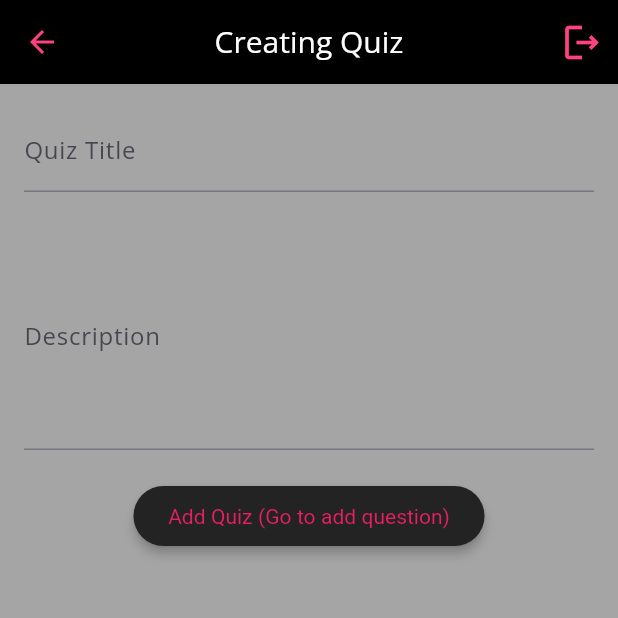
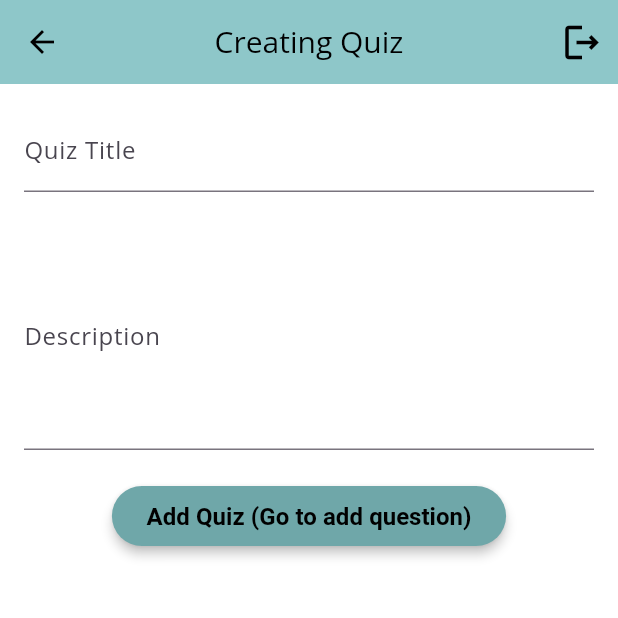
Before and after one commit to rapunschel/quizme, a Flutter app: the screen it shows once a user with an empty profile is signed in, after a tap on "Create Quiz", on a phone screen of 412 x 824 dp, the top half of it. Run offline on Flutter 3.47's test engine with Material 2 defaults, Android fonts, the phone set to English and light mode, and no system bars; our stand-ins replace animate_do, awesome_dialog, cloud_firestore, community_material_icon, firebase_auth, firebase_core and 1 more; accounts and stored records are empty.

Commit message:
Fixed styling: Can now change colors in app_theme.dart

```diff
--- a/lib/screens/home_screen.dart
+++ b/lib/screens/home_screen.dart
@@ -62,10 +62,15 @@ class _HomeScreenState extends State<HomeScreen> {
   }
 
   Column loadScreenContents() {
+    double roundedBorder = 16.0;
     return Column(
       children: [
         Padding(
-          padding: const EdgeInsets.all(16.0),
+          padding: EdgeInsets.all(roundedBorder),
+          child: Material(
+            shape: OutlineInputBorder(
+              borderRadius: BorderRadius.circular(roundedBorder),
+            ),
             child: SizedBox(
               width: 500.0,
               child: ConstrainedBox(
@@ -79,7 +84,8 @@ class _HomeScreenState extends State<HomeScreen> {
                     //filled: true,
                     //fillColor: const Color.fromARGB(255, 224, 219, 219),
                     border: OutlineInputBorder(
-                    borderRadius: BorderRadius.circular(10.0),
+                      borderRadius: BorderRadius.circular(roundedBorder),
+                    ),
                   ),
                 ),
               ),
@@ -149,8 +155,10 @@ class QuizTile extends StatelessWidget {
         );
       },
       child: Padding(
-        padding: const EdgeInsets.only(left: 20, right: 20, top: 30),
+        padding: const EdgeInsets.only(left: 20, right: 20, top: 20),
         child: Material(
+          shape:
+              RoundedRectangleBorder(borderRadius: BorderRadius.circular(20)),
           child: ListTile(
             tileColor: Theme.of(context).primaryColor,
             title: Text(
@@ -179,9 +187,8 @@ class QuizTile extends StatelessWidget {
                       .titleMedium!
                       .copyWith(fontWeight: FontWeight.normal)),
             ]),
-            shape: RoundedRectangleBorder(
-              borderRadius: BorderRadius.circular(20),
-            ),
+            shape:
+                RoundedRectangleBorder(borderRadius: BorderRadius.circular(20)),
           ),
         ),
       ),
--- a/lib/screens/play_quiz_screen/play_quiz_screen.dart
+++ b/lib/screens/play_quiz_screen/play_quiz_screen.dart
@@ -156,14 +156,14 @@ class _AnswerTileWidgetState extends State<AnswerTileWidget> {
       // Check if the tile wasTapped and set correct color
       if (wasTapped) {
         if (widget.answer.isCorrect) {
-          color = Colors.greenAccent;
+          color = Colors.green;
         } else {
-          color = const Color.fromARGB(255, 252, 105, 105);
+          color = Colors.red;
         }
       }
       // If it wasnt tapped but was also a correct answer, set to green.
       else if (widget.answer.isCorrect) {
-        color = Colors.greenAccent;
+        color = Colors.green;
       }
     }
     // If quiz is not answered reset wasTapped to false.
--- a/lib/themes/app_theme.dart
+++ b/lib/themes/app_theme.dart
@@ -3,27 +3,28 @@ import 'package:flutter/material.dart';
 
 class AppTheme {
   // Color for the text for everything
-  static Color textColor = Colors.white;
+  static Color textColor = Colors.black;
 
   // Color for listtiles & appbar
-  static Color primaryColor = Colors.black;
+  static Color primaryColor = const Color.fromARGB(255, 142, 199, 201);
 
   // Backgroundcolor (The scaffold)
-  static Color backgroundColor = const Color.fromARGB(108, 46, 42, 42);
+  static Color backgroundColor = Colors.white;
 
   // Color for all icons
-  static Color iconColor = Colors.pinkAccent;
+  static Color iconColor = Colors.black;
 
   // Styling for buttons
-  static Color textButtonColor = Colors.pink;
-  static Color buttonColor = primaryColor;
-  static Color buttonBackground = const Color.fromARGB(255, 35, 35, 36);
+  static Color textButtonColor = Colors.black;
+  // static Color buttonColor = primaryColor;
+  static Color buttonColor = const Color.fromARGB(255, 111, 167, 169);
 
   static ThemeData appStyling() {
     return ThemeData(
       scaffoldBackgroundColor: backgroundColor,
       primaryColor: primaryColor,
-      colorScheme: ColorScheme.fromSeed(seedColor: Colors.deepPurple),
+/*       colorScheme:
+          ColorScheme.fromSeed(seedColor: Color.fromARGB(255, 146, 121, 189)), */
       fontFamily: GoogleFonts.openSans().fontFamily,
       useMaterial3: true,
       appBarTheme: AppBarTheme(
@@ -34,7 +35,7 @@ class AppTheme {
       floatingActionButtonTheme: FloatingActionButtonThemeData(
         // Color for the icon
         foregroundColor: iconColor,
-        backgroundColor: buttonBackground,
+        backgroundColor: buttonColor,
         shape: RoundedRectangleBorder(
           borderRadius: BorderRadius.circular(30.0),
         ),
@@ -49,10 +50,10 @@ class AppTheme {
       elevatedButtonTheme: ElevatedButtonThemeData(
           style: ButtonStyle(
         foregroundColor: MaterialStateProperty.all<Color>(textButtonColor),
-        textStyle: MaterialStateProperty.all<TextStyle>(
-            TextStyle(color: textButtonColor)),
+        textStyle: MaterialStateProperty.all<TextStyle>(TextStyle(
+            color: textButtonColor, fontSize: 16, fontWeight: FontWeight.bold)),
         elevation: MaterialStateProperty.all<double>(3),
-        backgroundColor: MaterialStateProperty.all<Color>(buttonBackground),
+        backgroundColor: MaterialStateProperty.all<Color>(buttonColor),
       )),
       iconTheme: IconThemeData(color: iconColor),
       textTheme: const TextTheme(
--- a/lib/widgets/reuseable_widgets.dart
+++ b/lib/widgets/reuseable_widgets.dart
@@ -1,7 +1,7 @@
 import 'package:firebase_auth/firebase_auth.dart';
 import 'package:flutter/material.dart';
 
-Padding quizTilePadding(ListTile tile) {
+Padding quizTilePadding(dynamic tile) {
   return Padding(
     padding:
         const EdgeInsets.only(top: 12.5, bottom: 12.5, left: 25, right: 25),
```
Also changed, not shown: lib/screens/make_quiz_screen.dart (+5 -3 lines). Lines whose indentation alone changed are shown as unchanged.
